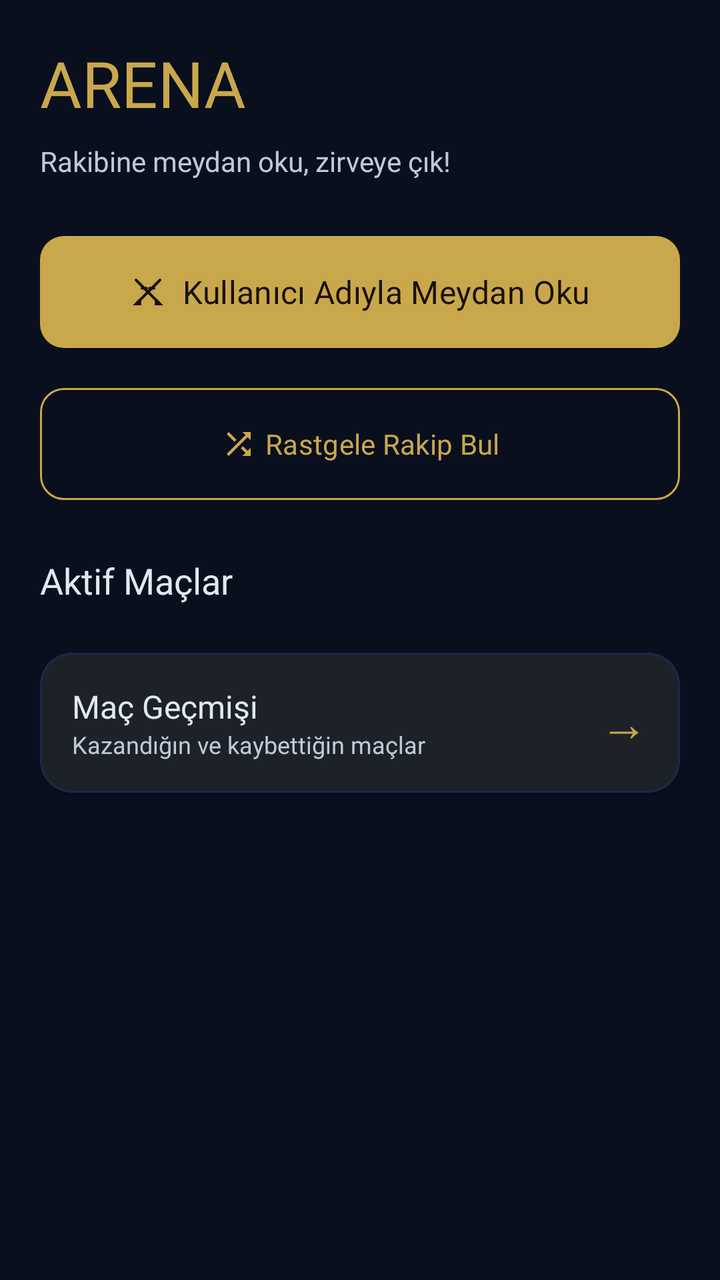
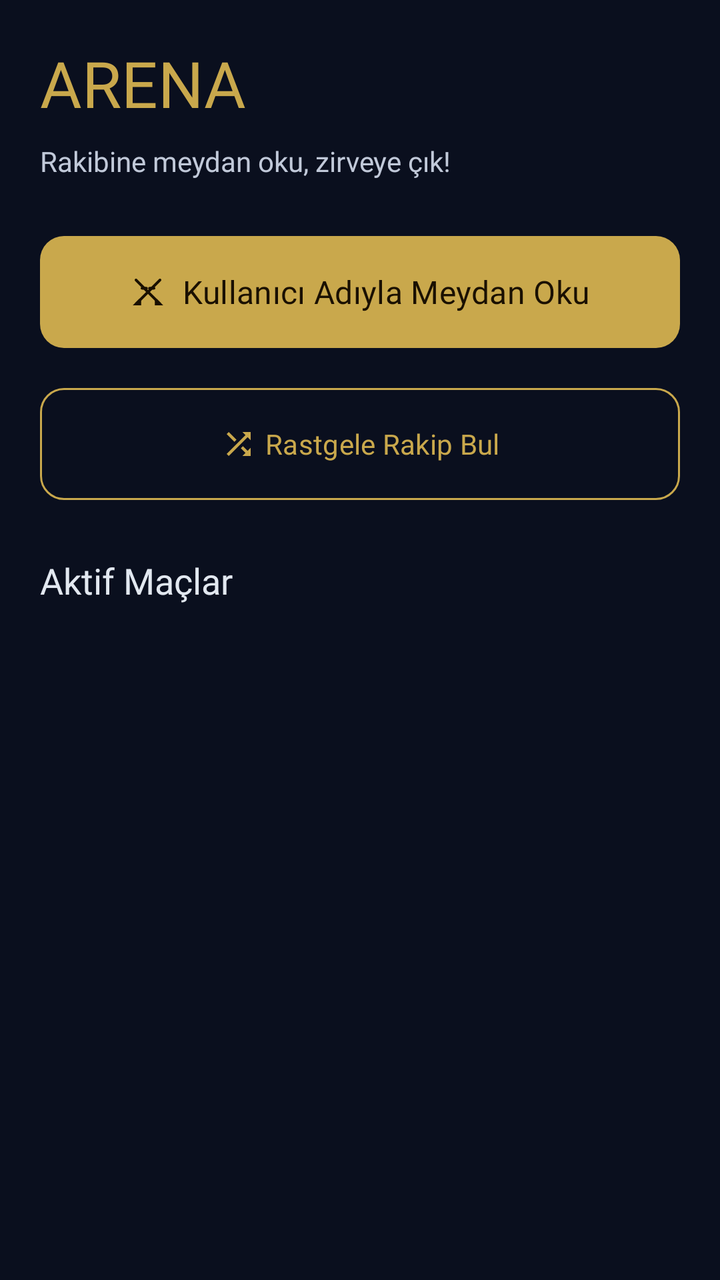

Compare the two renders of this Android layout. The source of the first and the diff that turns it into the second are given below.
<!-- AndroidManifest.xml: application theme Theme.KPSSArena -->
<!-- res/layout/fragment_arena.xml -->
<?xml version="1.0" encoding="utf-8"?>
<androidx.core.widget.NestedScrollView
    xmlns:android="http://schemas.android.com/apk/res/android"
    xmlns:app="http://schemas.android.com/apk/res-auto"
    android:layout_width="match_parent"
    android:layout_height="match_parent"
    android:background="@color/background"
    android:fillViewport="true">
<LinearLayout
    android:layout_width="match_parent"
    android:layout_height="wrap_content"
    android:orientation="vertical"
    android:padding="20dp">
    

    <TextView
        android:layout_width="wrap_content"
        android:layout_height="wrap_content"
        android:text="@string/arena_title"
        android:textColor="@color/primary"
        android:textSize="32sp"
        android:fontFamily="@font/playfair_display_bold"
        android:layout_marginBottom="8dp" />
    <TextView
        android:layout_width="wrap_content"
        android:layout_height="wrap_content"
        android:text="@string/arena_subtitle"
        android:textColor="@color/on_surface_variant"
        android:textSize="14sp"
        android:layout_marginBottom="24dp" />
    
    <com.google.android.material.button.MaterialButton
        android:id="@+id/btn_challenge"
        style="@style/Widget.KPSSArena.Button"
        android:layout_width="match_parent"
        android:layout_height="64dp"
        android:text="@string/action_challenge_by_username"
        android:textColor="@color/on_primary"
        app:backgroundTint="@color/primary"
        app:icon="@drawable/ic_swords"
        app:iconGravity="textStart"
        android:layout_marginBottom="12dp" />
    <com.google.android.material.button.MaterialButton
        android:id="@+id/btn_random_match"
        style="@style/Widget.KPSSArena.Button.Outlined"
        android:layout_width="match_parent"
        android:layout_height="64dp"
        android:text="@string/action_find_random_match"
        app:icon="@drawable/ic_random"
        app:iconGravity="textStart"
        android:layout_marginBottom="24dp" />

    
    <TextView
        android:layout_width="wrap_content"
        android:layout_height="wrap_content"
        android:text="@string/arena_active_matches_title"
        android:textColor="@color/on_surface"
        android:textSize="18sp"
        android:fontFamily="@font/inter_bold"
        android:layout_marginBottom="12dp" />
    <androidx.recyclerview.widget.RecyclerView
        android:id="@+id/rv_active_matches"
        android:layout_width="match_parent"
        android:layout_height="wrap_content"
        android:nestedScrollingEnabled="false" />
    <TextView
        android:id="@+id/tv_active_matches_empty"
        android:layout_width="match_parent"
        android:layout_height="wrap_content"
        android:minHeight="96dp"
        android:gravity="center"
        android:text="@string/active_matches_empty_title"
        android:textColor="@color/on_surface_variant"
        android:textSize="14sp"
        android:visibility="gone" />
    
    <com.google.android.material.card.MaterialCardView
        android:id="@+id/card_match_history"
        android:layout_width="match_parent"
        android:layout_height="wrap_content"
        app:cardCornerRadius="16dp"
        app:cardElevation="2dp"
        app:cardBackgroundColor="@color/surface"
        android:clickable="true"
        android:focusable="true"
        android:layout_marginTop="12dp">
        <LinearLayout
            android:layout_width="match_parent"
            android:layout_height="wrap_content"
            android:orientation="horizontal"
            android:gravity="center_vertical"
            android:padding="16dp">
            <LinearLayout
                android:layout_width="0dp"
                android:layout_height="wrap_content"
                android:layout_weight="1"
                android:orientation="vertical">

                <TextView
                    android:layout_width="wrap_content"
                    android:layout_height="wrap_content"
                    android:text="@string/arena_match_history_title"
                    android:textColor="@color/on_surface"
                    android:textSize="16sp"
                    android:fontFamily="@font/inter_semibold" />
                <TextView
                    android:layout_width="wrap_content"
                    android:layout_height="wrap_content"
                    android:text="@string/arena_match_history_desc"
                    android:textColor="@color/on_surface_variant"
                    android:textSize="12sp" />
            </LinearLayout>
            <TextView
                android:layout_width="wrap_content"
                android:layout_height="wrap_content"
                android:text="@string/action_arrow"
                android:textColor="@color/primary"
                android:textSize="24sp" />
        </LinearLayout>
    </com.google.android.material.card.MaterialCardView>
</LinearLayout>
</androidx.core.widget.NestedScrollView>
<!-- resources referenced by this layout -->
<resources>
  <color name="background">#0A0F1E</color>
  <color name="on_primary">#1A1000</color>
  <color name="on_surface">#E2E8F0</color>
  <color name="on_surface_variant">#C1C9D9</color>
  <color name="primary">#C9A84C</color>
  <color name="surface">#111827</color>
  <!-- drawable ic_random (drawable) -->
  <?xml version="1.0" encoding="utf-8"?>
  <vector xmlns:android="http://schemas.android.com/apk/res/android"
      android:width="24dp"
      android:height="24dp"
      android:viewportWidth="24"
      android:viewportHeight="24">
      <path
          android:fillColor="@color/primary"
          android:pathData="M10.59,9.17L5.41,4 4,5.41l5.17,5.17 1.42,-1.41zM14.5,4l2.04,2.04L4,18.59 5.41,20 17.96,7.46 20,9.5V4h-5.5zM14.83,13.41l-1.41,1.41 3.13,3.13L14.5,20H20v-5.5l-2.04,2.04 -3.13,-3.13z" />
  </vector>
  <!-- drawable ic_swords (drawable) -->
  <?xml version="1.0" encoding="utf-8"?>
  <vector xmlns:android="http://schemas.android.com/apk/res/android"
      android:width="24dp"
      android:height="24dp"
      android:viewportWidth="24"
      android:viewportHeight="24">
      <path
          android:strokeColor="@color/on_primary"
          android:strokeWidth="1.8"
          android:strokeLineCap="round"
          android:pathData="M4,20L20,4" />
      <path
          android:strokeColor="@color/on_primary"
          android:strokeWidth="1.8"
          android:strokeLineCap="round"
          android:pathData="M4,4L20,20" />
      <path
          android:strokeColor="@color/on_primary"
          android:strokeWidth="1.8"
          android:strokeLineCap="round"
          android:pathData="M6.5,17.5L4,20 6.5,20 6.5,17.5" />
      <path
          android:strokeColor="@color/on_primary"
          android:strokeWidth="1.8"
          android:strokeLineCap="round"
          android:pathData="M17.5,17.5L20,20 17.5,20 17.5,17.5" />
      <path
          android:strokeColor="@color/on_primary"
          android:strokeWidth="1.8"
          android:strokeLineCap="round"
          android:pathData="M8,9.5L11,9.5" />
      <path
          android:strokeColor="@color/on_primary"
          android:strokeWidth="1.8"
          android:strokeLineCap="round"
          android:pathData="M13,9.5L16,9.5" />
  </vector>
  <string name="action_arrow">→</string>
  <string name="action_challenge_by_username">Kullanıcı Adıyla Meydan Oku</string>
  <string name="action_find_random_match">Rastgele Rakip Bul</string>
  <string name="active_matches_empty_title">Aktif maçın yok. Bir rakiple eşleş!</string>
  <string name="arena_active_matches_title">Aktif Maçlar</string>
  <string name="arena_match_history_desc">Kazandığın ve kaybettiğin maçlar</string>
  <string name="arena_match_history_title">Maç Geçmişi</string>
  <string name="arena_subtitle">Rakibine meydan oku, zirveye çık!</string>
  <string name="arena_title">ARENA</string>
  <style name="Widget.KPSSArena.Button" parent="Widget.Material3.Button">
          <item name="cornerRadius">12dp</item>
          <item name="android:textAllCaps">false</item>
          <item name="android:fontFamily">@font/inter_semibold</item>
          <item name="android:textSize">16sp</item>
          <item name="android:minHeight">56dp</item>
      </style>
  <style name="Widget.KPSSArena.Button.Outlined" parent="Widget.Material3.Button.OutlinedButton">
          <item name="cornerRadius">12dp</item>
          <item name="android:textAllCaps">false</item>
  
          <item name="strokeColor">@color/primary</item>
      </style>
  <style name="ShapeAppearance.KPSSArena.Small" parent="ShapeAppearance.Material3.Corner.Small">
          <item name="cornerFamily">rounded</item>
          <item name="cornerSize">12dp</item>
      </style>
  <style name="ShapeAppearance.KPSSArena.Medium" parent="ShapeAppearance.Material3.Corner.Medium">
          <item name="cornerFamily">rounded</item>
          <item name="cornerSize">16dp</item>
      </style>
  <style name="ShapeAppearance.KPSSArena.Large" parent="ShapeAppearance.Material3.Corner.Large">
          <item name="cornerFamily">rounded</item>
          <item name="cornerSize">24dp</item>
      </style>
  <!-- unchanged entries left out for length: 1 -->
</resources>

<!-- the commit's change to res/layout/fragment_arena.xml (unified diff, before → after) -->
@@ -77,6 +77,7 @@
     
     <com.google.android.material.card.MaterialCardView
         android:id="@+id/card_match_history"
+        android:visibility="gone"
         android:layout_width="match_parent"
         android:layout_height="wrap_content"
         app:cardCornerRadius="16dp"
